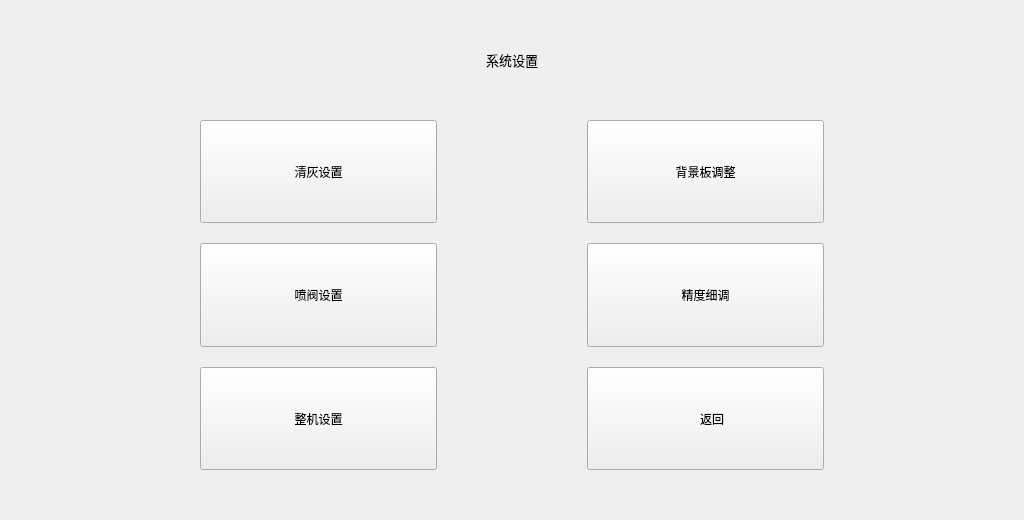
The window that forms/formsystem.ui (zhoutl1106/pjt2) describes before a commit, drawn with Qt 5.
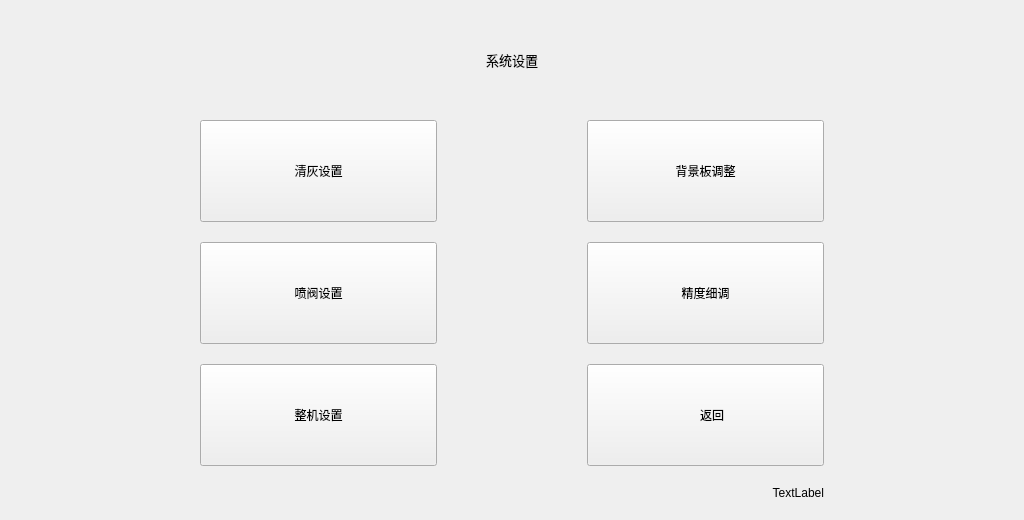
The same window after the commit. Icons and pictures are not drawn.

The edit to the form file:
```diff
--- a/forms/formsystem.ui
+++ b/forms/formsystem.ui
@@ -27,7 +27,7 @@
     <number>200</number>
    </property>
    <property name="bottomMargin">
-    <number>50</number>
+    <number>20</number>
    </property>
    <property name="horizontalSpacing">
     <number>150</number>
@@ -194,6 +194,25 @@
      </property>
     </widget>
    </item>
+   <item row="4" column="1">
+    <widget class="QLabel" name="labelVersion">
+     <property name="sizePolicy">
+      <sizepolicy hsizetype="Preferred" vsizetype="Maximum">
+       <horstretch>0</horstretch>
+       <verstretch>0</verstretch>
+      </sizepolicy>
+     </property>
+     <property name="styleSheet">
+      <string notr="true">font: 10pt &quot;宋体&quot;;</string>
+     </property>
+     <property name="text">
+      <string>TextLabel</string>
+     </property>
+     <property name="alignment">
+      <set>Qt::AlignRight|Qt::AlignTrailing|Qt::AlignVCenter</set>
+     </property>
+    </widget>
+   </item>
   </layout>
  </widget>
  <resources/>
```
Left out of the diff: 50 changed lines with no effect on the pictures.
